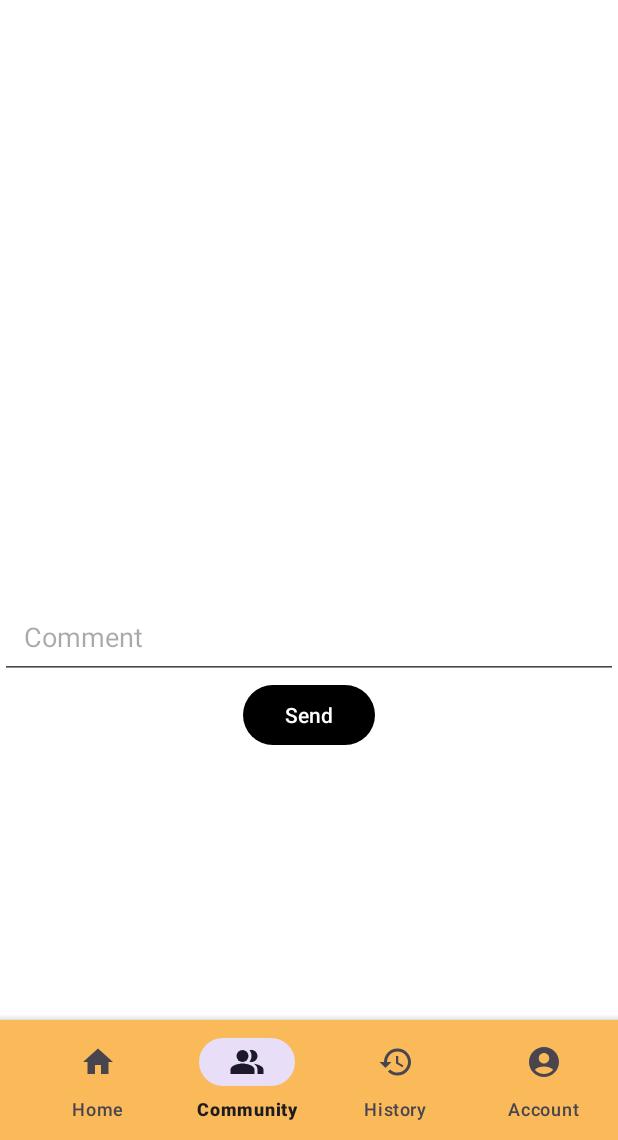
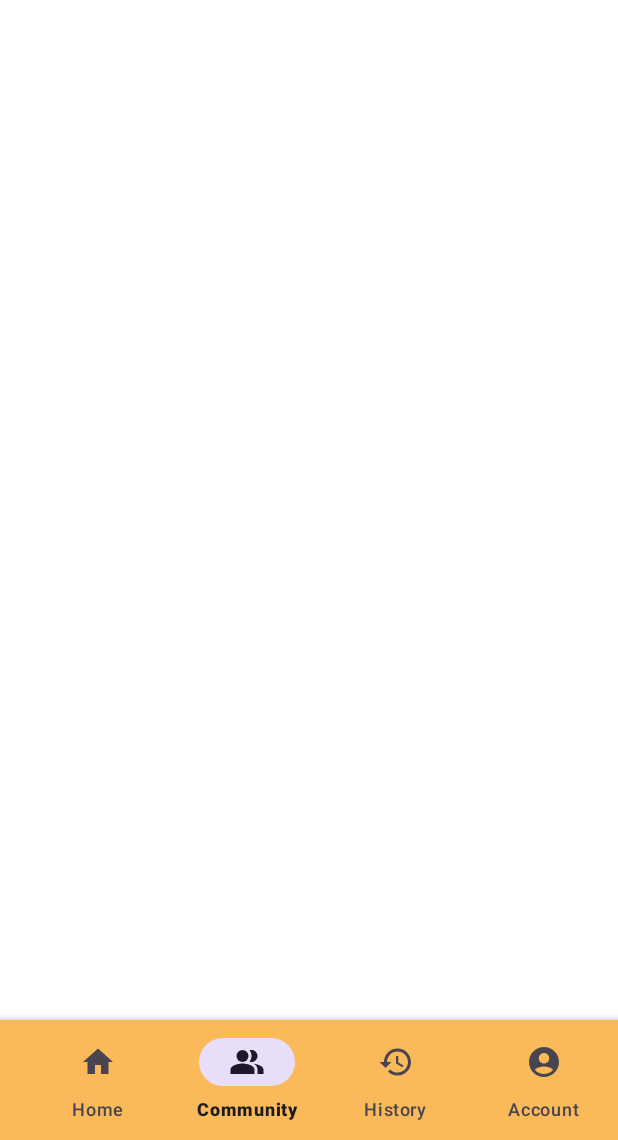
Before and after one commit to https-github-com-tungdao02/Project_PRM392, an Android app: the screen it shows after launch (MainActivity), item 2 of the bottom bar chosen, on a phone screen of 412 x 824 dp, the part 96-1236 px from its top. Run offline under Robolectric (Android 15) with nearby library versions, the phone set to English and light mode, and no system bars; our stand-ins replace Firebase (no records; nobody signed in at launch, a user with empty details on screens opened directly).

Commit message:
Add files via upload

```diff
--- a/app/src/main/res/layout/fragment_community.xml
+++ b/app/src/main/res/layout/fragment_community.xml
@@ -8,7 +8,7 @@
     <RelativeLayout
         android:id="@+id/CommunityList"
         android:layout_width="match_parent"
-        android:layout_height="400dp"
+        android:layout_height="500dp"
         android:layout_marginTop="60dp">
 
         <androidx.recyclerview.widget.RecyclerView
@@ -23,21 +23,5 @@
         android:layout_height="wrap_content"
         android:layout_below="@+id/CommunityList"
         android:layout_alignParentBottom="true"
-        android:orientation="vertical">
-
-        <EditText
-            android:id="@+id/newCommunityText"
-            android:layout_width="match_parent"
-            android:layout_height="wrap_content"
-            android:hint="Comment"
-            android:padding="16dp" />
-
-        <Button
-            android:id="@+id/addCommunityButton"
-            android:layout_width="wrap_content"
-            android:layout_height="wrap_content"
-            android:layout_gravity="center"
-            android:text="Send" />
-
-    </LinearLayout>
+        android:orientation="vertical"/>
 </RelativeLayout>
```
Also changed, not shown: app/src/main/java/com/example/project_prm392/CommunityAdapter.java (+5 -2 lines), app/src/main/java/com/example/project_prm392/CommunityFragment.java (+34 -21 lines), app/src/main/java/com/example/project_prm392/entity/Community.java (+7 -22 lines), app/src/main/res/layout/community_item.xml (+4 -3 lines), app/src/main/res/drawable/book_icon.png (added), app/src/main/res/drawable/heart.png (added).
